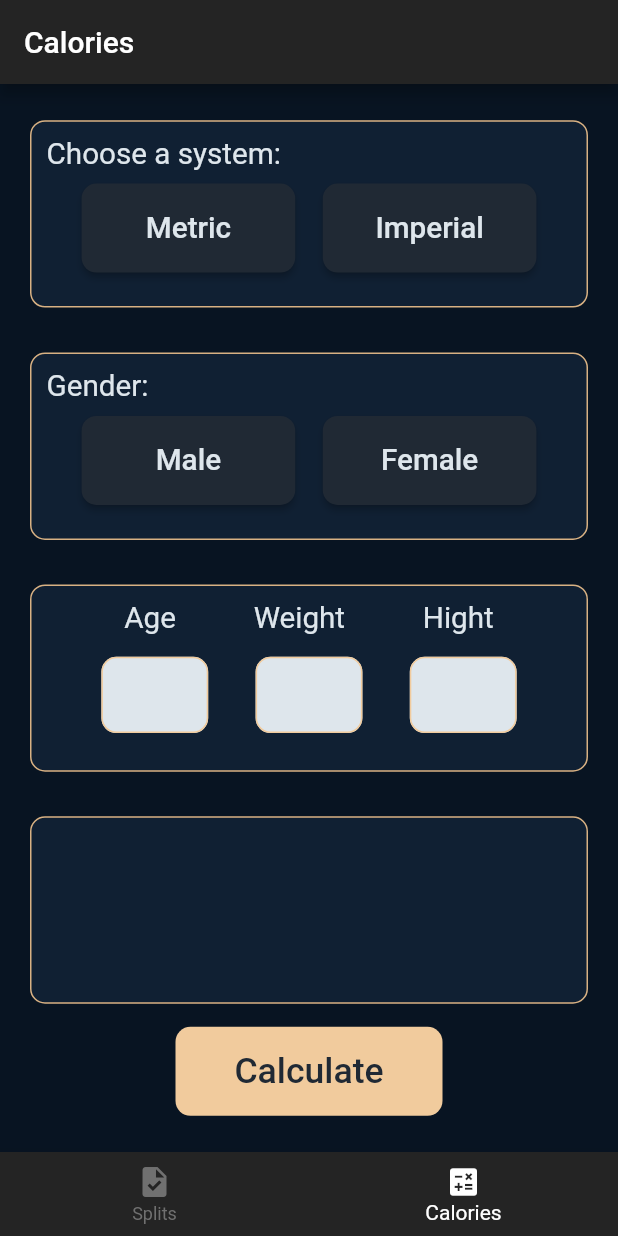
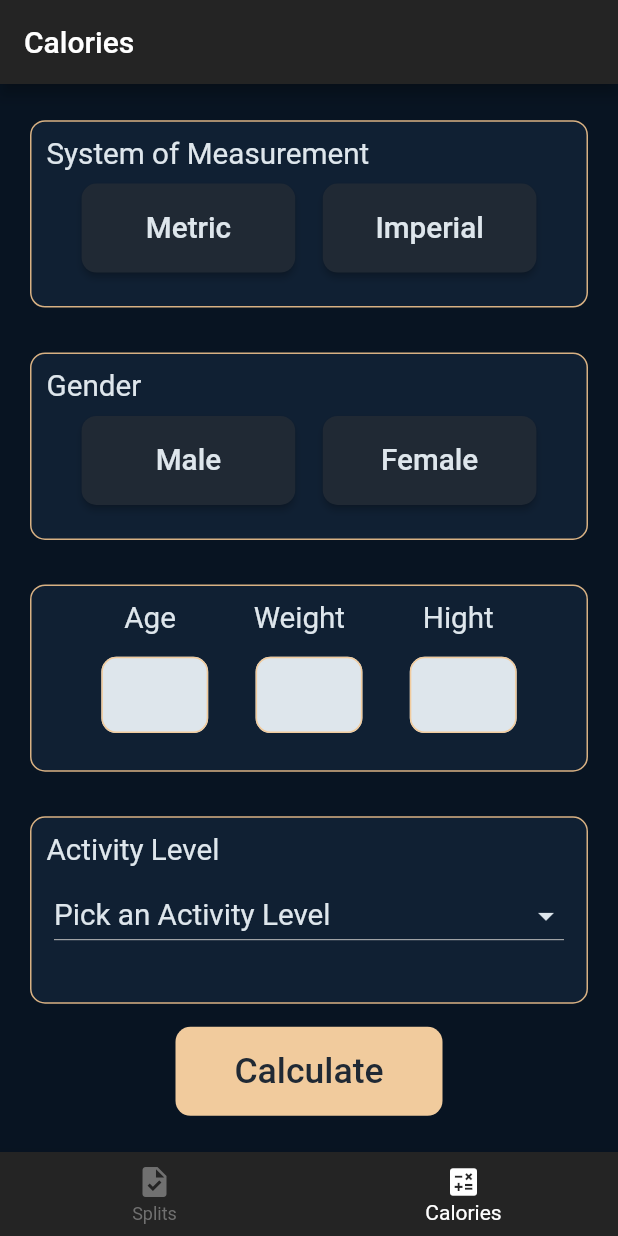
Before and after one commit to xKusabimaru/progressive-overload, a Flutter app: the screen it shows after launch, item 2 of the bottom bar chosen, after a tap on "Calculate", on a phone screen of 412 x 824 dp. Run offline on Flutter 3.47's test engine with Material 2 defaults, Android fonts, the phone set to English and light mode, and no system bars.

Commit message:
activity level

```diff
--- a/lib/views/calories_view.dart
+++ b/lib/views/calories_view.dart
@@ -1,4 +1,4 @@
-// ignore_for_file: prefer_const_constructors, prefer_const_literals_to_create_immutables
+// ignore_for_file: prefer_const_constructors, prefer_const_literals_to_create_immutables, unnecessary_null_comparison
 
 import 'package:flutter/material.dart';
 import 'package:progressive_overload/constents.dart';
@@ -8,6 +8,13 @@ class CaloriesView extends StatefulWidget {
 
   @override
   State<CaloriesView> createState() => _CaloriesViewState();
+}
+
+bool isNumeric(String s) {
+  if (s == null) {
+    return false;
+  }
+  return double.tryParse(s) != null;
 }
 
 class _CaloriesViewState extends State<CaloriesView> {
@@ -22,7 +29,7 @@ class _CaloriesViewState extends State<CaloriesView> {
   String? _age;
   String? _hight;
   String? _weight;
-  int? _activity;
+  String? _activity;
 
   @override
   Widget build(BuildContext context) {
@@ -56,7 +63,7 @@ class _CaloriesViewState extends State<CaloriesView> {
                             Align(
                                 alignment: Alignment.topLeft,
                                 child: Text(
-                                  "Choose a system: ",
+                                  "System of Measurement",
                                   style: TextStyle(
                                     fontSize: usedHeight / 36,
                                     color: Color(mainTextColor),
@@ -135,7 +142,7 @@ class _CaloriesViewState extends State<CaloriesView> {
                             Align(
                                 alignment: Alignment.topLeft,
                                 child: Text(
-                                  "Gender: ",
+                                  "Gender",
                                   style: TextStyle(
                                     fontSize: usedHeight / 36,
                                     color: Color(mainTextColor),
@@ -251,7 +258,9 @@ class _CaloriesViewState extends State<CaloriesView> {
                                           width: usedHeight / 10,
                                           child: TextField(
                                             onChanged: (value) {
-                                              _age = value;
+                                              setState(() {
+                                                _age = value;
+                                              });
                                             },
                                             keyboardType: TextInputType.number,
                                             decoration: InputDecoration(
@@ -272,7 +281,9 @@ class _CaloriesViewState extends State<CaloriesView> {
                                           width: usedHeight / 10,
                                           child: TextField(
                                             onChanged: (value) {
-                                              _weight = value;
+                                              setState(() {
+                                                _weight = value;
+                                              });
                                             },
                                             keyboardType: TextInputType.number,
                                             decoration: InputDecoration(
@@ -294,7 +305,9 @@ class _CaloriesViewState extends State<CaloriesView> {
                                           child: TextField(
                                             keyboardType: TextInputType.number,
                                             onChanged: (value) {
-                                              _hight = value;
+                                              setState(() {
+                                                _hight = value;
+                                              });
                                             },
                                             decoration: InputDecoration(
                                                 filled: true,
@@ -321,6 +334,63 @@ class _CaloriesViewState extends State<CaloriesView> {
                     SizedBox(height: usedHeight / 24),
                     Container(
                       height: usedHeight / 5.7,
+                      child: Padding(
+                          padding: EdgeInsets.symmetric(
+                              vertical: 10.0, horizontal: 10.0),
+                          child: Column(children: [
+                            Align(
+                                alignment: Alignment.topLeft,
+                                child: Text(
+                                  "Activity Level",
+                                  style: TextStyle(
+                                    fontSize: usedHeight / 36,
+                                    color: Color(mainTextColor),
+                                  ),
+                                )),
+                            Padding(
+                                padding: EdgeInsets.symmetric(
+                                    vertical: usedHeight / 86, horizontal: 5.0),
+                                child: DropdownButton<String>(
+                                  isExpanded: true,
+                                  hint: Text(
+                                    "Pick an Activity Level",
+                                    style: TextStyle(
+                                      fontSize: usedHeight / 36,
+                                      color: Color(mainTextColor),
+                                    ),
+                                  ),
+                                  dropdownColor: Color(unpickedButtonColor),
+                                  iconEnabledColor: Color(mainTextColor),
+                                  style: TextStyle(
+                                    fontSize: usedHeight / 36,
+                                    color: Color(mainTextColor),
+                                  ),
+                                  items: <String>[
+                                    "Not Active: little or no exercise",
+                                    "Light Activity: exercise 1-3 times per week",
+                                    "Moderate Activity: exercise 4-5 times per week",
+                                    "Very Active: exercise 6-7 times per week",
+                                    "extremely Active: very intense exercise daily",
+                                  ].map((String value) {
+                                    return DropdownMenuItem<String>(
+                                      value: value,
+                                      child: Text(
+                                        value,
+                                        style: TextStyle(
+                                          fontSize: usedHeight / 48,
+                                          color: Color(mainTextColor),
+                                        ),
+                                      ),
+                                    );
+                                  }).toList(),
+                                  value: _activity,
+                                  onChanged: (value) {
+                                    setState(() {
+                                      _activity = value;
+                                    });
+                                  },
+                                ))
+                          ])),
                       decoration: BoxDecoration(
                         color: Color(containerColor),
                         borderRadius: BorderRadius.all(Radius.circular(10)),
@@ -337,7 +407,18 @@ class _CaloriesViewState extends State<CaloriesView> {
                               borderRadius:
                                   BorderRadius.all(Radius.circular(10))),
                         ),
-                        onPressed: () {},
+                        onPressed: () {
+                          if (_system != null &&
+                              _gender != null &&
+                              isNumeric(_age!) &&
+                              isNumeric(_weight!) &&
+                              isNumeric(_hight!) &&
+                              _activity != null) {
+                            //calculate
+                          } else {
+                            //pop up a massege to fill all the fields
+                          }
+                        },
                         child: Text(
                           'Calculate',
                           style: TextStyle(
```
